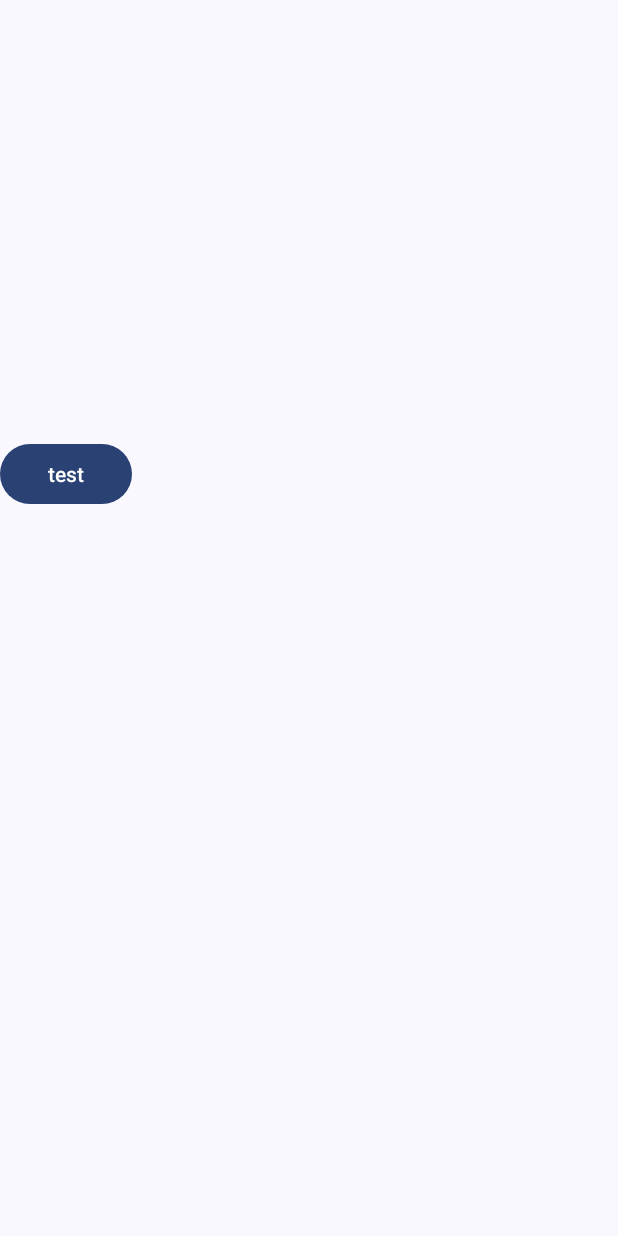
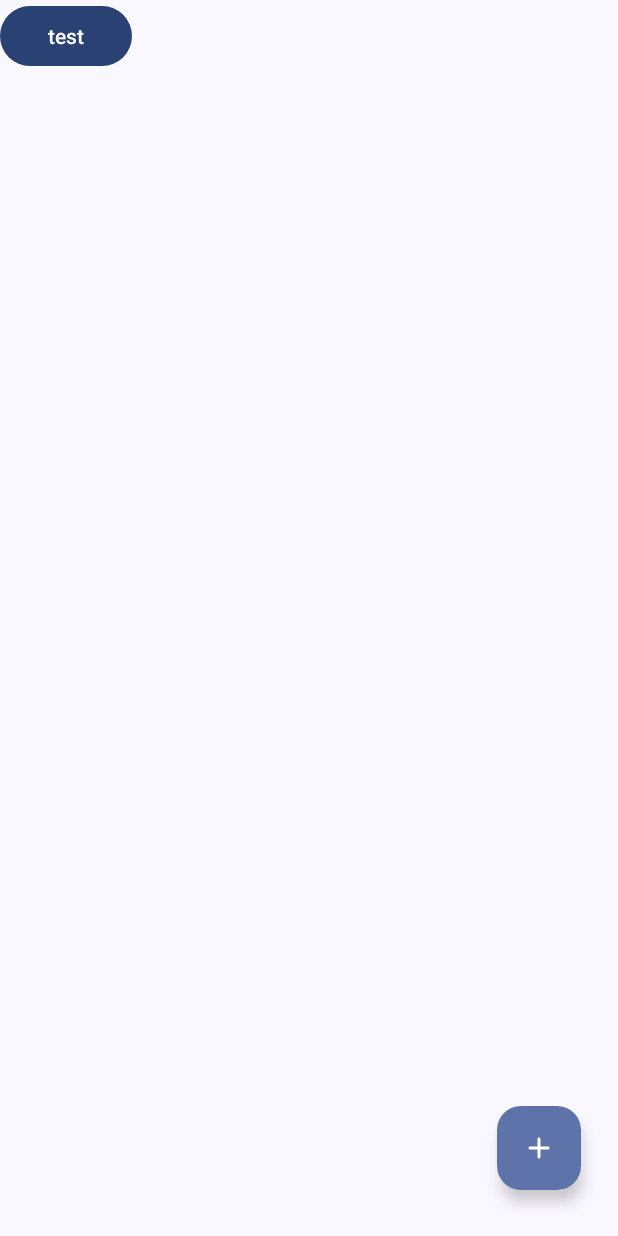
Before and after one commit to a2ke5e1/yearly-progress, an Android app: the layout fragment_screen_list_events.xml on its own in the app's theme, with its tools: preview values and no code run, on a phone screen of 412 x 824 dp. Run offline under Robolectric (Android 15) with nearby library versions, the phone set to English and light mode, and no system bars.

Commit message:
Testing UI #v1

```diff
--- /dev/null
+++ b/app/src/main/res/drawable/ic_round_add_24.xml
@@ -0,0 +1,5 @@
+<vector android:height="24dp" android:tint="#000000"
+    android:viewportHeight="24" android:viewportWidth="24"
+    android:width="24dp" xmlns:android="http://schemas.android.com/apk/res/android">
+    <path android:fillColor="@android:color/white" android:pathData="M18,13h-5v5c0,0.55 -0.45,1 -1,1s-1,-0.45 -1,-1v-5H6c-0.55,0 -1,-0.45 -1,-1s0.45,-1 1,-1h5V6c0,-0.55 0.45,-1 1,-1s1,0.45 1,1v5h5c0.55,0 1,0.45 1,1s-0.45,1 -1,1z"/>
+</vector>
--- a/app/src/main/res/layout/fragment_screen_list_events.xml
+++ b/app/src/main/res/layout/fragment_screen_list_events.xml
@@ -1,20 +1,33 @@
 <?xml version="1.0" encoding="utf-8"?>
-<LinearLayout xmlns:android="http://schemas.android.com/apk/res/android"
+<androidx.constraintlayout.widget.ConstraintLayout xmlns:android="http://schemas.android.com/apk/res/android"
+    xmlns:app="http://schemas.android.com/apk/res-auto"
     xmlns:tools="http://schemas.android.com/tools"
-    android:orientation="vertical"
     android:layout_width="match_parent"
-    android:layout_height="match_parent">
+    android:layout_height="match_parent"
+    android:orientation="vertical">
 
     <androidx.recyclerview.widget.RecyclerView
         android:id="@+id/eventsRecyclerViewer"
         android:layout_width="match_parent"
-        android:layout_height="wrap_content"
+        android:layout_height="match_parent"
         tools:listitem="@layout/custom_event_item_view" />
 
     <Button
+        android:id="@+id/test"
         android:layout_width="wrap_content"
         android:layout_height="wrap_content"
-        android:text="test"
-        android:id="@+id/test" />
+        android:text="test" />
 
-</LinearLayout>
+    <com.google.android.material.floatingactionbutton.FloatingActionButton
+        android:id="@+id/addEventFab"
+        android:layout_width="wrap_content"
+        android:layout_height="wrap_content"
+        android:src="@drawable/ic_round_add_24"
+        app:layout_constraintBottom_toBottomOf="parent"
+        app:layout_constraintEnd_toEndOf="parent"
+        app:layout_constraintHorizontal_bias="0.93"
+        app:layout_constraintStart_toStartOf="parent"
+        app:layout_constraintTop_toTopOf="@+id/eventsRecyclerViewer"
+        app:layout_constraintVertical_bias="0.96" />
+
+</androidx.constraintlayout.widget.ConstraintLayout>
```
